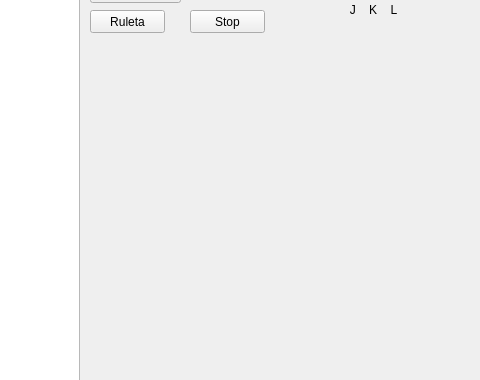
Old version of the form proyecto_final_/mainwindow.ui in the repository jstom12/proyecto_final_infii_JUANMANUELRESTREPO; both pictures show x 720 to 1200 and y 270 to 650 of the 1200 by 750 pixel window.
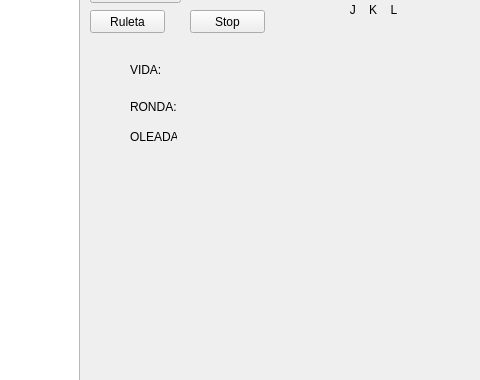
New version of the form.

```diff
--- a/proyecto_final_/mainwindow.ui
+++ b/proyecto_final_/mainwindow.ui
@@ -176,10 +176,10 @@
    <widget class="QLabel" name="label_4">
     <property name="geometry">
      <rect>
-      <x>820</x>
-      <y>440</y>
-      <width>50</width>
-      <height>50</height>
+      <x>970</x>
+      <y>330</y>
+      <width>45</width>
+      <height>20</height>
      </rect>
     </property>
     <property name="text">
@@ -189,10 +189,10 @@
    <widget class="QLabel" name="label_5">
     <property name="geometry">
      <rect>
-      <x>820</x>
-      <y>480</y>
-      <width>50</width>
-      <height>50</height>
+      <x>970</x>
+      <y>370</y>
+      <width>45</width>
+      <height>20</height>
      </rect>
     </property>
     <property name="text">
@@ -215,10 +215,10 @@
    <widget class="QLabel" name="label_6">
     <property name="geometry">
      <rect>
-      <x>920</x>
-      <y>420</y>
-      <width>50</width>
-      <height>50</height>
+      <x>1070</x>
+      <y>330</y>
+      <width>45</width>
+      <height>20</height>
      </rect>
     </property>
     <property name="text">
@@ -228,10 +228,10 @@
    <widget class="QLabel" name="label_7">
     <property name="geometry">
      <rect>
-      <x>820</x>
-      <y>540</y>
-      <width>50</width>
-      <height>50</height>
+      <x>970</x>
+      <y>400</y>
+      <width>45</width>
+      <height>20</height>
      </rect>
     </property>
     <property name="text">
@@ -407,6 +407,45 @@
      <string>PLAYER 2:</string>
     </property>
    </widget>
+   <widget class="QLabel" name="label_18">
+    <property name="geometry">
+     <rect>
+      <x>850</x>
+      <y>330</y>
+      <width>45</width>
+      <height>20</height>
+     </rect>
+    </property>
+    <property name="text">
+     <string>VIDA:</string>
+    </property>
+   </widget>
+   <widget class="QLabel" name="label_19">
+    <property name="geometry">
+     <rect>
+      <x>850</x>
+      <y>370</y>
+      <width>47</width>
+      <height>13</height>
+     </rect>
+    </property>
+    <property name="text">
+     <string>RONDA:</string>
+    </property>
+   </widget>
+   <widget class="QLabel" name="label_21">
+    <property name="geometry">
+     <rect>
+      <x>850</x>
+      <y>400</y>
+      <width>47</width>
+      <height>13</height>
+     </rect>
+    </property>
+    <property name="text">
+     <string>OLEADA:</string>
+    </property>
+   </widget>
   </widget>
   <widget class="QMenuBar" name="menubar">
    <property name="geometry">
```
